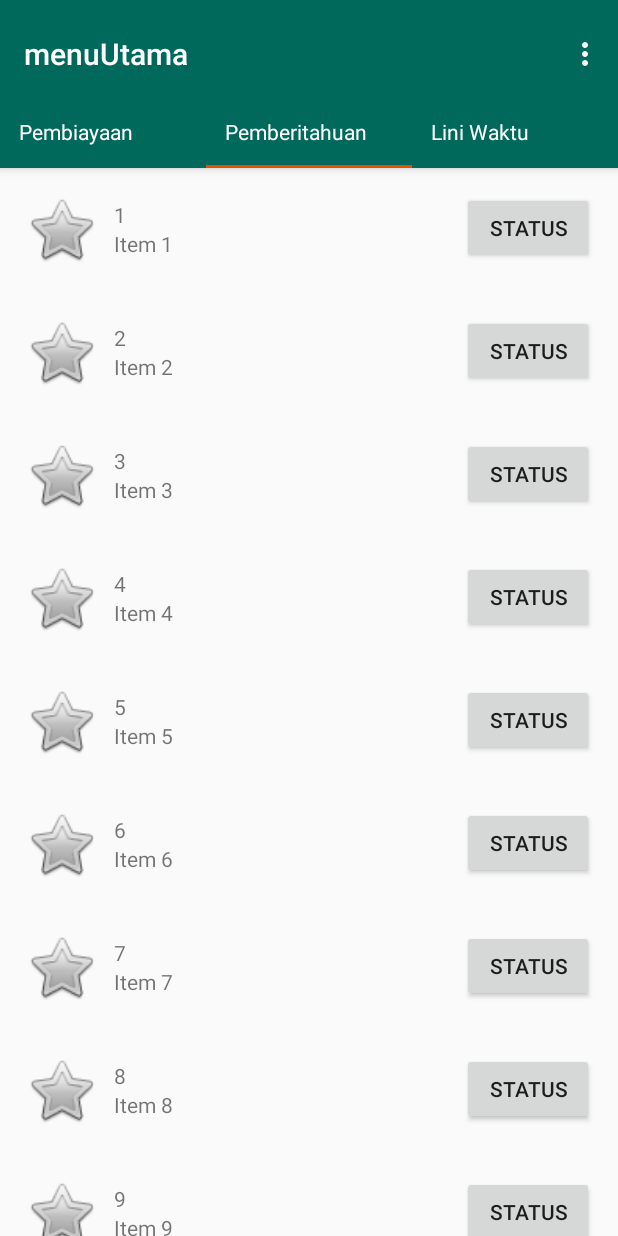
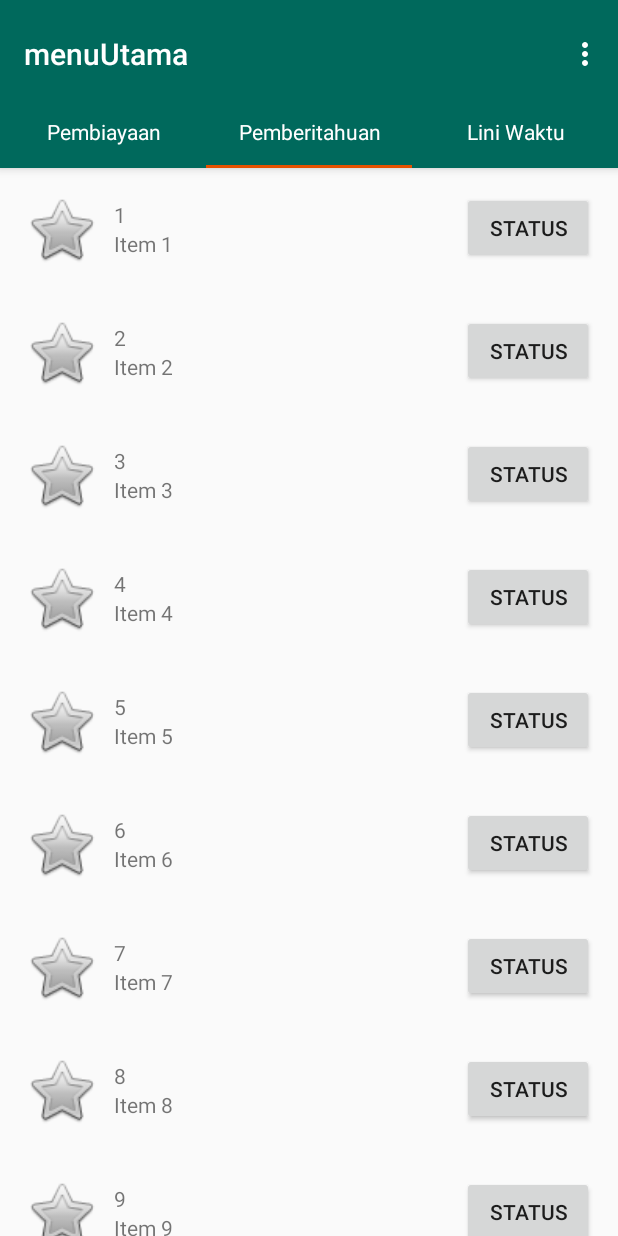
Before and after one commit to muhammadsasmito/Amanahnya, an Android app: the MenuUtama screen opened directly, with no data from a screen before it, tab 2 chosen, on a phone screen of 412 x 824 dp. Run offline under Robolectric (Android 15) with nearby library versions, the phone set to English and light mode, and no system bars; libraries missing offline, so code that uses them is left out: com.github.tibolte.agendacalendarview; 5 statements that could not run were skipped.

Commit message:
Menambahkan TimeLine tab dengan TimeLineCalendarView (https://github.com/Tibolte/AgendaCalendarView), Fix implement interface OnFragmentInteractionListener, Fix judul tab biar bisa center

```diff
--- a/app/build.gradle
+++ b/app/build.gradle
@@ -20,7 +20,7 @@ android {
 }
 
 dependencies {
-    compile fileTree(dir: 'libs', include: ['*.jar'])
+    compile fileTree(include: ['*.jar'], dir: 'libs')
     androidTestCompile('com.android.support.test.espresso:espresso-core:2.2.2', {
         exclude group: 'com.android.support', module: 'support-annotations'
     })
@@ -29,5 +29,6 @@ dependencies {
     compile 'com.android.support:design:25.1.1'
     compile 'com.android.support:support-v4:25.1.1'
     compile 'com.android.support:recyclerview-v7:25.1.1'
+    compile 'com.github.tibolte:agendacalendarview:1.0.4'
     testCompile 'junit:junit:4.12'
 }
--- a/app/src/main/java/com/project/alllatf/amanahku/Adapter/MenuUtama/PemberitahuanRecyclerViewAdapter.java
+++ b/app/src/main/java/com/project/alllatf/amanahku/Adapter/MenuUtama/PemberitahuanRecyclerViewAdapter.java
@@ -5,8 +5,7 @@ import android.view.LayoutInflater;
 import android.view.View;
 import android.view.ViewGroup;
 import android.widget.TextView;
-
-import com.project.alllatf.amanahku.Fragment.MenuUtama.PemberitahuanFragment.OnListFragmentInteractionListener;
+import com.project.alllatf.amanahku.Fragment.OnFragmentInteractionListener;
 import com.project.alllatf.amanahku.Model.MenuUtama.PemberitahuanModel.PemberitahuanItem;
 import com.project.alllatf.amanahku.R;
 
@@ -14,15 +13,16 @@ import java.util.List;
 
 /**
  * {@link RecyclerView.Adapter} that can display a {@link PemberitahuanItem} and makes a call to the
- * specified {@link OnListFragmentInteractionListener}.
+ * specified {@link OnFragmentInteractionListener}.
  * TODO: Replace the implementation with code for your data type.
  */
 public class PemberitahuanRecyclerViewAdapter extends RecyclerView.Adapter<PemberitahuanRecyclerViewAdapter.ViewHolder> {
 
     private final List<PemberitahuanItem> mValues;
-    private final OnListFragmentInteractionListener mListener;
+    private final OnFragmentInteractionListener mListener;
+    private String TAG = "PemberitahuanRecycleViewAdapter";
 
-    public PemberitahuanRecyclerViewAdapter(List<PemberitahuanItem> items, OnListFragmentInteractionListener listener) {
+    public PemberitahuanRecyclerViewAdapter(List<PemberitahuanItem> items, OnFragmentInteractionListener listener) {
         mValues = items;
         mListener = listener;
     }
@@ -46,7 +46,7 @@ public class PemberitahuanRecyclerViewAdapter extends RecyclerView.Adapter<Pembe
                 if (null != mListener) {
                     // Notify the active callbacks interface (the activity, if the
                     // fragment is attached to one) that an item has been selected.
-                    mListener.onListFragmentInteraction(holder.mItem);
+                    mListener.onFragmentInteraction(TAG,holder.mItem);
                 }
             }
         });
--- a/app/src/main/java/com/project/alllatf/amanahku/Fragment/MenuUtama/PemberitahuanFragment.java
+++ b/app/src/main/java/com/project/alllatf/amanahku/Fragment/MenuUtama/PemberitahuanFragment.java
@@ -11,6 +11,7 @@ import android.view.View;
 import android.view.ViewGroup;
 
 import com.project.alllatf.amanahku.Adapter.MenuUtama.PemberitahuanRecyclerViewAdapter;
+import com.project.alllatf.amanahku.Fragment.OnFragmentInteractionListener;
 import com.project.alllatf.amanahku.R;
 import com.project.alllatf.amanahku.Model.MenuUtama.PemberitahuanModel;
 import com.project.alllatf.amanahku.Model.MenuUtama.PemberitahuanModel.PemberitahuanItem;
@@ -18,7 +19,7 @@ import com.project.alllatf.amanahku.Model.MenuUtama.PemberitahuanModel.Pemberita
 /**
  * A fragment representing a list of Items.
  * <p/>
- * Activities containing this fragment MUST implement the {@link OnListFragmentInteractionListener}
+ * Activities containing this fragment MUST implement the {@link OnFragmentInteractionListener}
  * interface.
  */
 public class PemberitahuanFragment extends Fragment {
@@ -27,7 +28,8 @@ public class PemberitahuanFragment extends Fragment {
     private static final String ARG_COLUMN_COUNT = "column-count";
     // TODO: Customize parameters
     private int mColumnCount = 1;
-    private OnListFragmentInteractionListener mListener;
+    private String TAG = "PemberitahuanFragment";
+    private OnFragmentInteractionListener mListener;
 
     /**
      * Mandatory empty constructor for the fragment manager to instantiate the
@@ -78,11 +80,11 @@ public class PemberitahuanFragment extends Fragment {
     @Override
     public void onAttach(Context context) {
         super.onAttach(context);
-        if (context instanceof OnListFragmentInteractionListener) {
-            mListener = (OnListFragmentInteractionListener) context;
+        if (context instanceof OnFragmentInteractionListener) {
+            mListener = (OnFragmentInteractionListener) context;
         } else {
             throw new RuntimeException(context.toString()
-                    + " must implement OnListFragmentInteractionListener");
+                    + " must implement OnFragmentInteractionListener");
         }
     }
 
@@ -102,8 +104,5 @@ public class PemberitahuanFragment extends Fragment {
      * "http://developer.android.com/training/basics/fragments/communicating.html"
      * >Communicating with Other Fragments</a> for more information.
      */
-    public interface OnListFragmentInteractionListener {
-        // TODO: Update argument type and name
-        void onListFragmentInteraction(PemberitahuanItem item);
-    }
+
 }
--- a/app/src/main/java/com/project/alllatf/amanahku/Fragment/MenuUtama/Pembiayaan.java
+++ /dev/null
@@ -1,53 +0,0 @@
-package com.project.alllatf.amanahku.Fragment.MenuUtama;
-
-/**
- * Created by fachrul on 3/24/17.
- */
-
-import android.os.Build;
-import android.os.Bundle;
-import android.support.v4.app.Fragment;
-import android.support.v7.app.ActionBar;
-import android.view.LayoutInflater;
-import android.view.View;
-import android.view.ViewGroup;
-import android.widget.ScrollView;
-import android.widget.TextView;
-
-import com.project.alllatf.amanahku.R;
-
-/**
- * A placeholder fragment containing a simple view.
- */
-public class Pembiayaan extends Fragment {
-    /**
-     * The fragment argument representing the section number for this
-     * fragment.
-     */
-    private static final String ARG_SECTION_NUMBER = "section_number";
-
-    public Pembiayaan() {
-    }
-
-    /**
-     * Returns a new instance of this fragment for the given section
-     * number.
-     */
-    public static Pembiayaan newInstance(int sectionNumber) {
-        Pembiayaan fragment = new Pembiayaan();
-        Bundle args = new Bundle();
-        args.putInt(ARG_SECTION_NUMBER, sectionNumber);
-        fragment.setArguments(args);
-        return fragment;
-    }
-
-    @Override
-    public View onCreateView(LayoutInflater inflater, ViewGroup container,
-                             Bundle savedInstanceState) {
-        View rootView = inflater.inflate(R.layout.menu_utama_pembiayaan, container, false);
-        if (Build.VERSION.SDK_INT >= Build.VERSION_CODES.LOLLIPOP) {
-            rootView.setNestedScrollingEnabled(true);
-        }
-        return rootView;
-    }
-}
--- /dev/null
+++ b/app/src/main/java/com/project/alllatf/amanahku/Fragment/MenuUtama/PembiayaanFragment.java
@@ -0,0 +1,50 @@
+package com.project.alllatf.amanahku.Fragment.MenuUtama;
+
+/**
+ * Created by fachrul on 3/24/17.
+ */
+
+import android.os.Build;
+import android.os.Bundle;
+import android.support.v4.app.Fragment;
+import android.view.LayoutInflater;
+import android.view.View;
+import android.view.ViewGroup;
+
+import com.project.alllatf.amanahku.R;
+
+/**
+ * A placeholder fragment containing a simple view.
+ */
+public class PembiayaanFragment extends Fragment {
+    /**
+     * The fragment argument representing the section number for this
+     * fragment.
+     */
+    private static final String ARG_SECTION_NUMBER = "section_number";
+
+    public PembiayaanFragment() {
+    }
+
+    /**
+     * Returns a new instance of this fragment for the given section
+     * number.
+     */
+    public static PembiayaanFragment newInstance(int sectionNumber) {
+        PembiayaanFragment fragment = new PembiayaanFragment();
+        Bundle args = new Bundle();
+        args.putInt(ARG_SECTION_NUMBER, sectionNumber);
+        fragment.setArguments(args);
+        return fragment;
+    }
+
+    @Override
+    public View onCreateView(LayoutInflater inflater, ViewGroup container,
+                             Bundle savedInstanceState) {
+        View rootView = inflater.inflate(R.layout.menu_utama_pembiayaan, container, false);
+        if (Build.VERSION.SDK_INT >= Build.VERSION_CODES.LOLLIPOP) {
+            rootView.setNestedScrollingEnabled(true);
+        }
+        return rootView;
+    }
+}
--- /dev/null
+++ b/app/src/main/java/com/project/alllatf/amanahku/Fragment/MenuUtama/TimeLineFragment.java
@@ -0,0 +1,170 @@
+package com.project.alllatf.amanahku.Fragment.MenuUtama;
+
+import android.content.Context;
+import android.net.Uri;
+import android.os.Bundle;
+import android.support.v4.app.Fragment;
+import android.support.v4.content.ContextCompat;
+import android.view.LayoutInflater;
+import android.view.View;
+import android.view.ViewGroup;
+
+import com.github.tibolte.agendacalendarview.AgendaCalendarView;
+import com.github.tibolte.agendacalendarview.CalendarPickerController;
+import com.github.tibolte.agendacalendarview.models.BaseCalendarEvent;
+import com.github.tibolte.agendacalendarview.models.CalendarEvent;
+import com.github.tibolte.agendacalendarview.models.DayItem;
+import com.project.alllatf.amanahku.Fragment.OnFragmentInteractionListener;
+import com.project.alllatf.amanahku.R;
+
+import java.util.ArrayList;
+import java.util.Calendar;
+import java.util.List;
+import java.util.Locale;
+
+
+/**
+ * A simple {@link Fragment} subclass.
+ * Activities that contain this fragment must implement the
+ * {@link OnFragmentInteractionListener} interface
+ * to handle interaction events.
+ * Use the {@link TimeLineFragment#newInstance} factory method to
+ * create an instance of this fragment.
+ */
+public class TimeLineFragment extends Fragment {
+    // TODO: Rename parameter arguments, choose names that match
+    // the fragment initialization parameters, e.g. ARG_ITEM_NUMBER
+    private static final String ARG_PARAM1 = "param1";
+    private static final String ARG_PARAM2 = "param2";
+
+    // TODO: Rename and change types of parameters
+    private String mParam1;
+    private String mParam2;
+    private String TAG = "TimeLineFragment";
+
+    private OnFragmentInteractionListener mListener;
+
+    public TimeLineFragment() {
+        // Required empty public constructor
+    }
+
+    /**
+     * Use this factory method to create a new instance of
+     * this fragment using the provided parameters.
+     *
+     * @param param1 Parameter 1.
+     * @param param2 Parameter 2.
+     * @return A new instance of fragment TimeLineFragment.
+     */
+    // TODO: Rename and change types and number of parameters
+    public static TimeLineFragment newInstance(String param1, String param2) {
+        TimeLineFragment fragment = new TimeLineFragment();
+        Bundle args = new Bundle();
+        args.putString(ARG_PARAM1, param1);
+        args.putString(ARG_PARAM2, param2);
+        fragment.setArguments(args);
+        return fragment;
+    }
+
+    @Override
+    public void onCreate(Bundle savedInstanceState) {
+        super.onCreate(savedInstanceState);
+        if (getArguments() != null) {
+            mParam1 = getArguments().getString(ARG_PARAM1);
+            mParam2 = getArguments().getString(ARG_PARAM2);
+        }
+    }
+
+    @Override
+    public View onCreateView(LayoutInflater inflater, ViewGroup container,
+                             Bundle savedInstanceState) {
+        View view = inflater.inflate(R.layout.menu_utama_time_line, container, false);
+        AgendaCalendarView mAgendaCalendarView = (AgendaCalendarView) view.findViewById(R.id.agenda_calendar_view);
+        // minimum and maximum date of our calendar
+        // 2 month behind, one year ahead, example: March 2015 <-> May 2015 <-> May 2016
+        Calendar minDate = Calendar.getInstance();
+        Calendar maxDate = Calendar.getInstance();
+
+        minDate.add(Calendar.MONTH, -2);
+        minDate.set(Calendar.DAY_OF_MONTH, 1);
+        maxDate.add(Calendar.YEAR, 1);
+
+        List<CalendarEvent> eventList = new ArrayList<>();
+        mockList(eventList);
+
+        CalendarPickerController mCalendarPickerController = new CalendarPickerController() {
+            @Override
+            public void onDaySelected(DayItem dayItem) {
+                mListener.onFragmentInteraction(TAG,dayItem);
+            }
+
+            @Override
+            public void onEventSelected(CalendarEvent event) {
+                mListener.onFragmentInteraction(TAG,event);
+            }
+
+            @Override
+            public void onScrollToDate(Calendar calendar) {
+                mListener.onFragmentInteraction(TAG,calendar);
+            }
+        };
+        mAgendaCalendarView.init(eventList, minDate, maxDate, Locale.getDefault(), mCalendarPickerController);
+        // Inflate the layout for this fragment
+        return view;
+    }
+
+
+    private void mockList(List<CalendarEvent> eventList) {
+        Calendar startTime1 = Calendar.getInstance();
+        Calendar endTime1 = Calendar.getInstance();
+        endTime1.add(Calendar.MONTH, 1);
+        BaseCalendarEvent event1 = new BaseCalendarEvent("Thibault travels in Iceland", "A wonderful journey!", "Iceland",
+                ContextCompat.getColor(this.getContext(), R.color.orange_dark), startTime1, endTime1, true);
+        eventList.add(event1);
+
+        Calendar startTime2 = Calendar.getInstance();
+        startTime2.add(Calendar.DAY_OF_YEAR, 1);
+        Calendar endTime2 = Calendar.getInstance();
+        endTime2.add(Calendar.DAY_OF_YEAR, 3);
+        BaseCalendarEvent event2 = new BaseCalendarEvent("Visit to Dalvík", "A beautiful small town", "Dalvík",
+                ContextCompat.getColor(this.getContext(), R.color.yellow), startTime2, endTime2, true);
+        eventList.add(event2);
+
+        // Example on how to provide your own layout
+        Calendar startTime3 = Calendar.getInstance();
+        Calendar endTime3 = Calendar.getInstance();
+        startTime3.set(Calendar.HOUR_OF_DAY, 14);
+        startTime3.set(Calendar.MINUTE, 0);
+        endTime3.set(Calendar.HOUR_OF_DAY, 15);
+        endTime3.set(Calendar.MINUTE, 0);
+        BaseCalendarEvent event3 = new BaseCalendarEvent("Visit of Harpa", "", "Dalvík",
+                ContextCompat.getColor(this.getContext(), R.color.blue_dark), startTime3, endTime3, false);
+        eventList.add(event3);
+    }
+
+
+    // TODO: Rename method, update argument and hook method into UI event
+    public void onButtonPressed(Uri uri) {
+        if (mListener != null) {
+            mListener.onFragmentInteraction(TAG,uri);
+        }
+    }
+
+    @Override
+    public void onAttach(Context context) {
+        super.onAttach(context);
+        if (context instanceof OnFragmentInteractionListener) {
+            mListener = (OnFragmentInteractionListener) context;
+        } else {
+            throw new RuntimeException(context.toString()
+                    + " must implement OnFragmentInteractionListener");
+        }
+    }
+
+    @Override
+    public void onDetach() {
+        super.onDetach();
+        mListener = null;
+    }
+
+}
--- /dev/null
+++ b/app/src/main/java/com/project/alllatf/amanahku/Fragment/OnFragmentInteractionListener.java
@@ -0,0 +1,9 @@
+package com.project.alllatf.amanahku.Fragment;
+
+/**
+ * Created by fachrul on 3/27/17.
+ */
+
+public interface OnFragmentInteractionListener {
+        void onFragmentInteraction(String TAG, Object data);
+}
--- a/app/src/main/java/com/project/alllatf/amanahku/MenuUtama.java
+++ b/app/src/main/java/com/project/alllatf/amanahku/MenuUtama.java
@@ -1,27 +1,31 @@
 package com.project.alllatf.amanahku;
 
+import android.os.Bundle;
 import android.support.design.widget.TabLayout;
-import android.support.v7.app.AppCompatActivity;
-import android.support.v7.widget.Toolbar;
-
 import android.support.v4.app.Fragment;
 import android.support.v4.app.FragmentManager;
 import android.support.v4.app.FragmentPagerAdapter;
 import android.support.v4.view.ViewPager;
-import android.os.Bundle;
+import android.support.v7.app.AppCompatActivity;
+import android.support.v7.widget.Toolbar;
 import android.view.LayoutInflater;
 import android.view.Menu;
 import android.view.MenuItem;
-
 import android.view.View;
 import android.widget.TextView;
 import android.widget.Toast;
 
+import com.github.tibolte.agendacalendarview.models.CalendarEvent;
+import com.github.tibolte.agendacalendarview.models.DayItem;
 import com.project.alllatf.amanahku.Fragment.MenuUtama.PemberitahuanFragment;
-import com.project.alllatf.amanahku.Fragment.MenuUtama.Pembiayaan;
+import com.project.alllatf.amanahku.Fragment.MenuUtama.PembiayaanFragment;
+import com.project.alllatf.amanahku.Fragment.MenuUtama.TimeLineFragment;
+import com.project.alllatf.amanahku.Fragment.OnFragmentInteractionListener;
 import com.project.alllatf.amanahku.Model.MenuUtama.PemberitahuanModel;
 
-public class MenuUtama extends AppCompatActivity implements PemberitahuanFragment.OnListFragmentInteractionListener {
+import java.util.Calendar;
+
+public class MenuUtama extends AppCompatActivity implements OnFragmentInteractionListener {
 
     /**
      * The {@link android.support.v4.view.PagerAdapter} that will provide
@@ -89,9 +93,24 @@ public class MenuUtama extends AppCompatActivity implements PemberitahuanFragmen
     }
 
     @Override
-    public void onListFragmentInteraction(PemberitahuanModel.PemberitahuanItem item) {
+    public void onFragmentInteraction(String TAG, Object data) {
+        if (TAG.equals("PemberitahuanRecycleViewAdapter")){
+            PemberitahuanModel.PemberitahuanItem item = (PemberitahuanModel.PemberitahuanItem) data;
+            Toast.makeText(MenuUtama.this,"Di klik "+item.details,Toast.LENGTH_SHORT).show();
+        } else if (TAG.equals("TimeLineFragment")){
+            if (data instanceof CalendarEvent){
+                CalendarEvent item = (CalendarEvent) data;
+                Toast.makeText(MenuUtama.this,"Di klik "+item.getTitle(),Toast.LENGTH_SHORT).show();
+            } else if (data instanceof DayItem){
+                DayItem item = (DayItem) data;
+                Toast.makeText(MenuUtama.this,"Di klik "+item.getValue(),Toast.LENGTH_SHORT).show();
+            } else if (data instanceof Calendar){
+                Calendar item = (Calendar) data;
+                Toast.makeText(MenuUtama.this,"Di scroll ke"+item.getFirstDayOfWeek(),Toast.LENGTH_SHORT).show();
 
-        Toast.makeText(MenuUtama.this,"Di klik "+item.details,Toast.LENGTH_SHORT).show();
+
+            }
+        }
     }
 
 
@@ -119,14 +138,14 @@ public class MenuUtama extends AppCompatActivity implements PemberitahuanFragmen
             // Return a PlaceholderFragment (defined as a static inner class below).
             switch (position) {
                 case 0:
-                    return Pembiayaan.newInstance(position);
+                    return PembiayaanFragment.newInstance(position);
                 case 1:
                     return PemberitahuanFragment.newInstance(position);
                 case 2:
-                    return Pembiayaan.newInstance(position);
+                    return TimeLineFragment.newInstance("Param1","Param2");
             }
             return null;
-            //return Pembiayaan.newInstance(position + 1);
+            //return PembiayaanFragment.newInstance(position + 1);
         }
 
         @Override
--- a/app/src/main/res/layout/custom_tab.xml
+++ b/app/src/main/res/layout/custom_tab.xml
@@ -9,7 +9,10 @@
         android:background="?attr/selectableItemBackground"
         android:gravity="center"
         android:textSize="14sp"
+        android:text="coba"
+        android:layout_gravity="center"
         android:textColor="#ffffff"
+        android:ellipsize="end"
         android:maxLines="1"
         />
 </LinearLayout>
--- a/app/src/main/res/layout/menu_utama_pembiayaan.xml
+++ b/app/src/main/res/layout/menu_utama_pembiayaan.xml
@@ -7,7 +7,7 @@
     android:paddingLeft="@dimen/activity_horizontal_margin"
     android:paddingRight="@dimen/activity_horizontal_margin"
     android:paddingTop="@dimen/activity_vertical_margin"
-    tools:context="com.project.alllatf.amanahku.Fragment.MenuUtama.Pembiayaan">
+    tools:context="com.project.alllatf.amanahku.Fragment.MenuUtama.PembiayaanFragment">
 
 
 
--- a/app/src/main/res/values/colors.xml
+++ b/app/src/main/res/values/colors.xml
@@ -6,4 +6,7 @@
     <color name="colorGreen">#004D40</color>
     <color name="colorGrayBg">#EEEEEE</color>
     <color name="colorBorder">#BDBDBD</color>
+    <color name="orange_dark">#E65100</color>
+    <color name="yellow">#FFFF00</color>
+    <color name="blue_dark">#0D47A1</color>
 </resources>
--- a/app/src/main/res/values/strings.xml
+++ b/app/src/main/res/values/strings.xml
@@ -12,4 +12,7 @@
     </string-array>
     <string name="prompt">Pilih</string>
 
+<!-- TODO: Remove or change this placeholder text -->
+    <string name="hello_blank_fragment">Hello blank fragment</string>
+
 </resources>
```
Also changed, not shown: app/src/main/res/layout/menu_utama_time_line.xml (added, +32 -0 lines), 2 other files.
